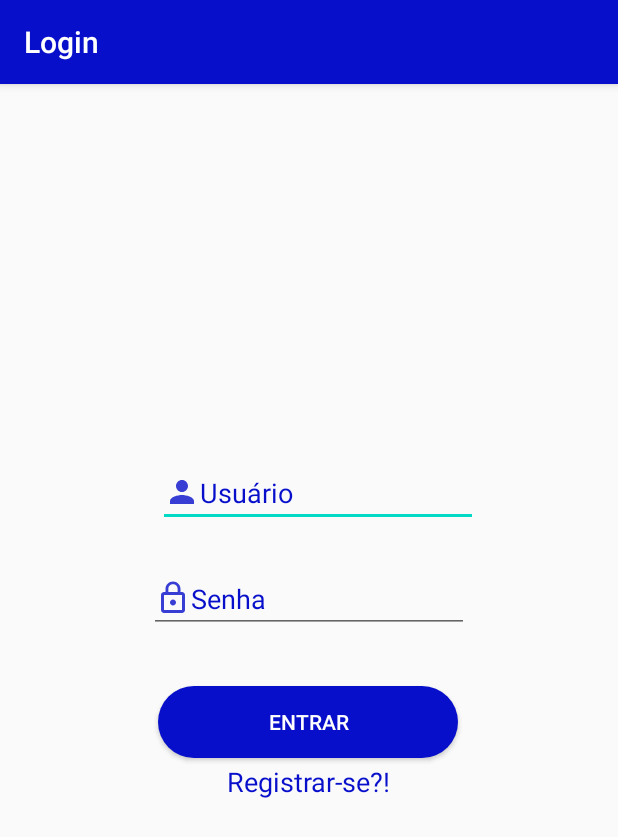
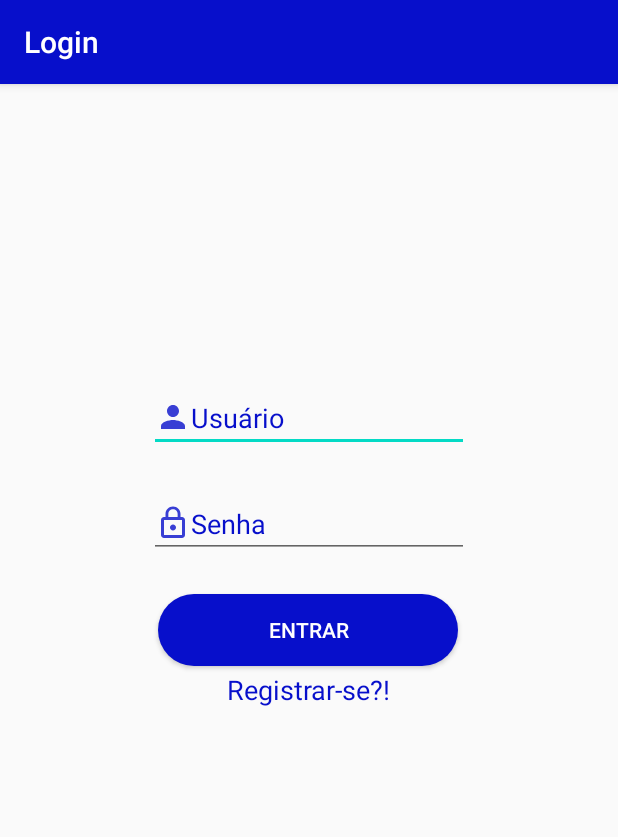
Before and after one commit to felipekennedyalt/AV2, an Android app: the screen it shows after launch (TelaAutenticacao), on a phone screen of 412 x 824 dp. Shown: the top 837 px of the screen. Run offline under Robolectric (Android 15) with nearby library versions, the phone set to English and light mode, and no system bars.

Commit message:
Projeto finalizado com sucesso

```diff
--- a/CRUDUsuario/app/src/main/java/com/example/crudusuario/ListaEstados.java
+++ b/CRUDUsuario/app/src/main/java/com/example/crudusuario/ListaEstados.java
@@ -98,9 +98,9 @@ public class ListaEstados extends AppCompatActivity {
         dialog = new AlertDialog.Builder(ListaEstados.this);
         String mensagem = "";
         mensagem += "Confirmados: "+casoEstado.getCases();
-        mensagem += "Óbitos: "+casoEstado.getDeaths();
-        mensagem += "Suspeitos: "+casoEstado.getSuspects();
-        mensagem += "Descartados: "+casoEstado.getRefuses();
+        mensagem += "\nÓbitos: "+casoEstado.getDeaths();
+        mensagem += "\nSuspeitos: "+casoEstado.getSuspects();
+        mensagem += "\nDescartados: "+casoEstado.getRefuses();
 
 
 
--- a/CRUDUsuario/app/src/main/java/com/example/crudusuario/ListarUsuarios.java
+++ b/CRUDUsuario/app/src/main/java/com/example/crudusuario/ListarUsuarios.java
@@ -47,7 +47,7 @@ public class ListarUsuarios extends AppCompatActivity {
         btnVoltarDeListUsuarios.setOnClickListener(new View.OnClickListener() {
             @Override
             public void onClick(View v) {
-                startActivity(new Intent(ListarUsuarios.this, MenuPrincipal.class));
+                startActivity(new Intent(ListarUsuarios.this, MainActivity.class));
                 finish();
             }
         });
--- a/CRUDUsuario/app/src/main/java/com/example/crudusuario/MainActivity.java
+++ b/CRUDUsuario/app/src/main/java/com/example/crudusuario/MainActivity.java
@@ -130,7 +130,7 @@ public class MainActivity extends AppCompatActivity {
         String url = "";
         for (final Usuario usuario : listaUsuarios) {
 
-            url = "http://192.168.1.2/webservice/usuario/salvar.php?"+"id="+usuario.getId()
+            url = "http://192.168.1.6/webservice/usuario/salvar.php?"+"id="+usuario.getId()
                     +"&nome="+usuario.getNome()
                     +"&login="+usuario.getLogin()
                     +"&senha="+usuario.getSenha();
@@ -180,7 +180,7 @@ public class MainActivity extends AppCompatActivity {
     public void verificarUsuarioDuplicado(String login){
         OkHttpClient client = new OkHttpClient();
         Request request;
-        String url = "http://192.168.1.2/webservice/usuario/verificar_duplicado.php?"+
+        String url = "http://192.168.1.6/webservice/usuario/verificar_duplicado.php?"+
                 "login="+login;
 
         request = new Request.Builder()
--- a/CRUDUsuario/app/src/main/java/com/example/crudusuario/TelaAutenticacao.java
+++ b/CRUDUsuario/app/src/main/java/com/example/crudusuario/TelaAutenticacao.java
@@ -67,7 +67,6 @@ public class TelaAutenticacao extends AppCompatActivity {
             @Override
             public void onClick(View v) {
                 autenticarUsuario(txtUsuarioAut.getText().toString(), txtSenhaAut.getText().toString());
-                finish();
             }
         });
 
@@ -76,7 +75,7 @@ public class TelaAutenticacao extends AppCompatActivity {
     public void autenticarUsuario(String login, String senha){
         OkHttpClient client = new OkHttpClient();
         Request request;
-        String url = "http://192.168.1.2/webservice/usuario/autenticar.php?"+
+        String url = "http://192.168.1.6/webservice/usuario/autenticar.php?"+
                 "login="+login+
                 "&senha="+senha;
         request = new Request.Builder()
--- a/CRUDUsuario/app/src/main/res/layout/activity_tela_autenticacao.xml
+++ b/CRUDUsuario/app/src/main/res/layout/activity_tela_autenticacao.xml
@@ -10,14 +10,13 @@
         android:id="@+id/txtUsuarioAut"
         android:layout_width="wrap_content"
         android:layout_height="wrap_content"
-        android:layout_marginTop="250dp"
+        android:layout_marginTop="200dp"
         android:drawableLeft="@drawable/ic_action_usuario"
         android:ems="10"
         android:hint="Usuário"
         android:inputType="textPersonName"
         android:textColorHint="#070FCB"
         app:layout_constraintEnd_toEndOf="parent"
-        app:layout_constraintHorizontal_bias="0.53"
         app:layout_constraintStart_toStartOf="parent"
         app:layout_constraintTop_toTopOf="parent" />
 
@@ -25,7 +24,7 @@
         android:id="@+id/btEntrarAut"
         android:layout_width="200dp"
         android:layout_height="wrap_content"
-        android:layout_marginTop="35dp"
+        android:layout_marginTop="24dp"
         android:background="@drawable/botao_util"
         android:gravity="center"
         android:text="Entrar"
```
Also changed, not shown: CRUDUsuario/app/src/main/res/drawable-xxhdpi/imagem.png (added).
